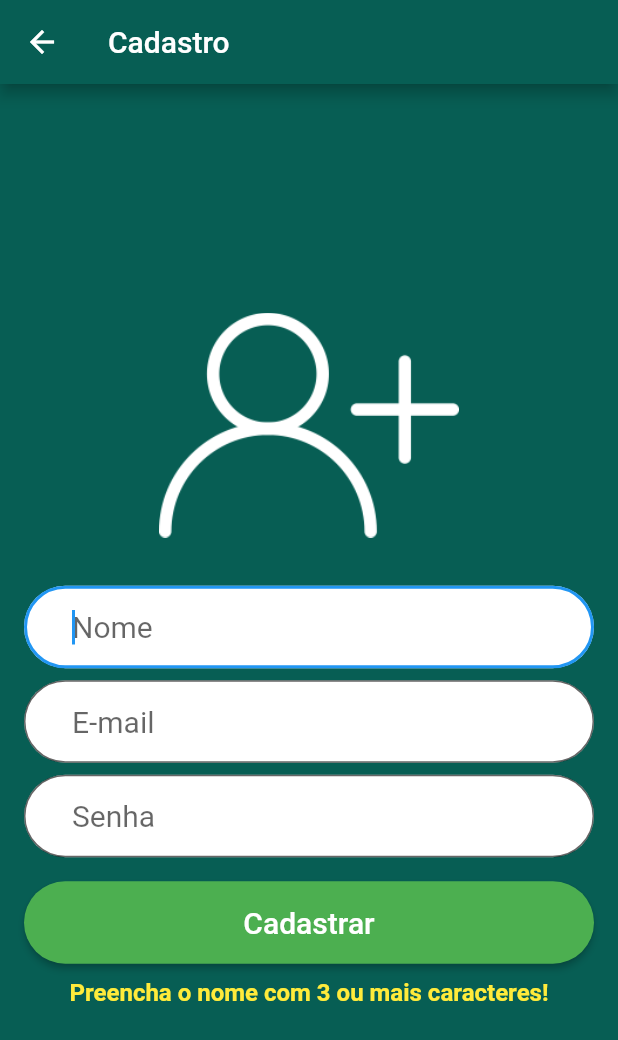
After one commit to wagiotti/clone_whatsapp_flutter, a Flutter app: the Cadastro screen opened directly, after a tap on "Cadastrar", on a phone screen of 412 x 824 dp. The commit adds this screen. Shown: the top 1040 px of the screen. Run offline on Flutter 3.47's test engine with Material 2 defaults, Android fonts, the phone set to English and light mode, and no system bars; our stand-ins replace firebase_auth; accounts and stored records are empty.

Commit message:
Inserindo tela de cadastro via firebase

```diff
--- /dev/null
+++ b/lib/cadastro.dart
@@ -0,0 +1,187 @@
+import 'package:clone_whatsapp/model/usuario.dart';
+import 'package:flutter/material.dart';
+import 'package:firebase_auth/firebase_auth.dart';
+
+import 'home.dart';
+
+class Cadastro extends StatefulWidget {
+  @override
+  _CadastroState createState() => _CadastroState();
+}
+
+class _CadastroState extends State<Cadastro> {
+  //controladores
+  TextEditingController _controllerNome = TextEditingController();
+  TextEditingController _controllerEmail = TextEditingController();
+  TextEditingController _controllerSenha = TextEditingController();
+  String _msgErro = '';
+
+  _validarCampos() {
+    String nome = _controllerNome.text;
+    String email = _controllerEmail.text;
+    String senha = _controllerSenha.text;
+
+    if (nome.length >= 3) {
+      if (email.contains('@')) {
+        if (senha.length >= 6 && senha.length <= 8) {
+          setState(() {
+            _msgErro = '';
+          });
+
+          Usuario usuario = Usuario();
+          usuario.nome = nome;
+          usuario.email = email;
+          usuario.senha = senha;
+
+          _cadastrarUsuario(usuario);
+        } else {
+          setState(() {
+            _msgErro = 'Senha deve ter de 6 a 8 caracteres!';
+          });
+        }
+      } else {
+        setState(() {
+          _msgErro = 'Email não valido!';
+        });
+      }
+    } else {
+      setState(() {
+        _msgErro = 'Preencha o nome com 3 ou mais caracteres!';
+      });
+    }
+  }
+
+  _cadastrarUsuario(Usuario usuario) {
+    FirebaseAuth auth = FirebaseAuth.instance;
+    auth
+        .createUserWithEmailAndPassword(
+      email: usuario.email,
+      password: usuario.senha,
+    )
+        .then((FirebaseUser) {
+      Navigator.push(
+        context,
+        MaterialPageRoute(builder: (context) => Home()),
+      );
+    }).catchError((error) {
+      setState(() {
+        _msgErro = 'Erro ao tentar cadastrar usuário → ${error.toString()}';
+      });
+    });
+  }
+
+  @override
+  Widget build(BuildContext context) {
+    return Scaffold(
+      appBar: AppBar(
+        title: Text('Cadastro'),
+      ),
+      body: Container(
+        decoration: BoxDecoration(
+          color: Color(0xff075e54),
+        ),
+        padding: EdgeInsets.all(16),
+        child: Center(
+          child: SingleChildScrollView(
+            child: Column(
+              crossAxisAlignment: CrossAxisAlignment.stretch,
+              children: <Widget>[
+                Padding(
+                  padding: EdgeInsets.only(bottom: 32),
+                  child: Image.asset(
+                    'images/usuario.png',
+                    width: 200,
+                    height: 150,
+                  ),
+                ),
+                Padding(
+                  padding: EdgeInsets.only(bottom: 8),
+                  child: TextField(
+                    controller: _controllerNome,
+                    autofocus: true,
+                    keyboardType: TextInputType.text,
+                    style: TextStyle(fontSize: 20),
+                    decoration: InputDecoration(
+                      contentPadding: EdgeInsets.fromLTRB(32, 16, 32, 16),
+                      hintText: 'Nome',
+                      filled: true,
+                      fillColor: Colors.white,
+                      border: OutlineInputBorder(
+                        borderRadius: BorderRadius.circular(32),
+                      ),
+                    ),
+                  ),
+                ),
+                Padding(
+                  padding: EdgeInsets.only(bottom: 8),
+                  child: TextField(
+                    controller: _controllerEmail,
+                    keyboardType: TextInputType.emailAddress,
+                    style: TextStyle(fontSize: 20),
+                    decoration: InputDecoration(
+                      contentPadding: EdgeInsets.fromLTRB(32, 16, 32, 16),
+                      hintText: 'E-mail',
+                      filled: true,
+                      fillColor: Colors.white,
+                      border: OutlineInputBorder(
+                        borderRadius: BorderRadius.circular(32),
+                      ),
+                    ),
+                  ),
+                ),
+                TextField(
+                  controller: _controllerSenha,
+                  obscureText: true,
+                  keyboardType: TextInputType.text,
+                  style: TextStyle(fontSize: 20),
+                  decoration: InputDecoration(
+                    contentPadding: EdgeInsets.fromLTRB(32, 16, 32, 16),
+                    hintText: 'Senha',
+                    filled: true,
+                    fillColor: Colors.white,
+                    border: OutlineInputBorder(
+                      borderRadius: BorderRadius.circular(32),
+                    ),
+                  ),
+                ),
+                Padding(
+                  padding: EdgeInsets.only(
+                    top: 16,
+                    bottom: 10,
+                  ),
+                  child: RaisedButton(
+                    child: Text(
+                      'Cadastrar',
+                      style: TextStyle(
+                        color: Colors.white,
+                        fontSize: 20,
+                      ),
+                    ),
+                    color: Colors.green,
+                    padding: EdgeInsets.fromLTRB(32, 16, 32, 16),
+                    shape: RoundedRectangleBorder(
+                      borderRadius: BorderRadius.circular(32),
+                    ),
+                    onPressed: () {
+                      _validarCampos();
+                    },
+                  ),
+                ),
+                Center(
+                  child: Text(
+                    _msgErro,
+                    style: TextStyle(
+                      color: Colors.yellow,
+                      fontSize: 16,
+                      fontWeight: FontWeight.bold,
+                    ),
+                  ),
+                ),
+              ],
+            ),
+          ),
+        ),
+      ),
+    );
+  }
+}
--- a/lib/home.dart
+++ b/lib/home.dart
@@ -10,7 +10,7 @@ class _HomeState extends State<Home> {
   Widget build(BuildContext context) {
     return Scaffold(
       body: Center(
-        child: Text('Funcionando'),
+        child: Text('Aqui é a home '),
       ),
     );
   }
--- a/lib/login.dart
+++ b/lib/login.dart
@@ -1,3 +1,4 @@
+import 'package:clone_whatsapp/cadastro.dart';
 import 'package:flutter/material.dart';
 
 class Login extends StatefulWidget {
@@ -81,12 +82,19 @@ class _LoginState extends State<Login> {
                 Center(
                   child: GestureDetector(
                     child: Text(
-                      'Não Tem conta, cadastre-se',
+                      'Não Tem conta, cadastre-se!',
                       style: TextStyle(
                         color: Colors.white,
                       ),
                     ),
-                    onTap: () {},
+                    onTap: () {
+                      Navigator.push(
+                        context,
+                        MaterialPageRoute(
+                          builder: (context) => Cadastro(),
+                        ),
+                      );
+                    },
                   ),
                 )
               ],
--- /dev/null
+++ b/lib/model/usuario.dart
@@ -0,0 +1,22 @@
+class Usuario {
+  String _nome;
+  String _email;
+  String _senha;
+
+  Usuario();
+
+  String get senha => _senha;
+  set senha(String value) {
+    _senha = value;
+  }
+
+  String get email => _email;
+  set email(String value) {
+    _email = value;
+  }
+
+  String get nome => _nome;
+  set nome(String value) {
+    _nome = value;
+  }
+}
```
